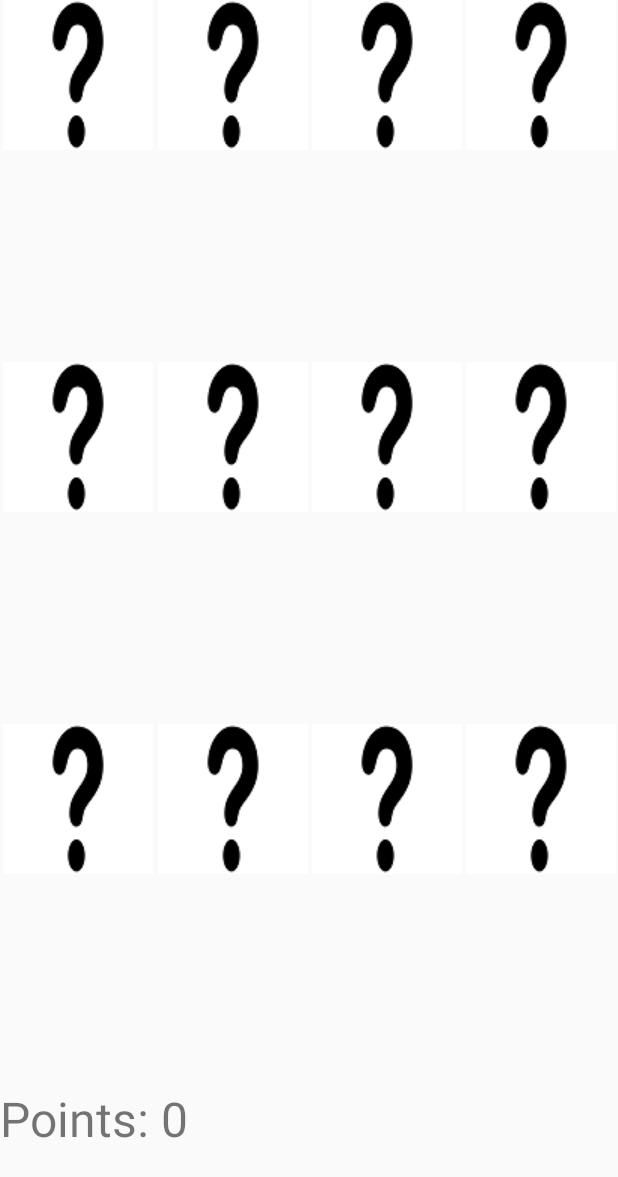
After one commit to BartoszDopke/YoungBrainApp, an Android app: the layout activity_remember_the_sequence.xml on its own in the app's theme, with its tools: preview values and no code run, on a phone screen of 412 x 824 dp. The commit adds this screen. Shown: the top 1177 px of the screen. Run offline under Robolectric (Android 15) with nearby library versions, the phone set to English and light mode, and no system bars.

Commit message:
adding Remember The Sequence game plus nickname display fix

```diff
--- a/app/build.gradle
+++ b/app/build.gradle
@@ -9,7 +9,7 @@ android {
     }
 
     defaultConfig {
-        applicationId "com.example.inzynierka"
+        applicationId "com.pracainzynierska.inzynierka"
         minSdkVersion 15
         targetSdkVersion 29
         versionCode 1
--- a/app/src/main/java/com/pracainzynierska/inzynierka/DatabaseHelper.java
+++ b/app/src/main/java/com/pracainzynierska/inzynierka/DatabaseHelper.java
@@ -17,6 +17,7 @@ public class DatabaseHelper extends SQLiteOpenHelper {
     public static final String COL_2 ="username";
     public static final String COL_3 ="mail_address";
     public static final String COL_4 ="password";
+    //public static final String COL_5 = "dailytip";
 
     public DatabaseHelper(@Nullable Context context) {
         super(context, DATABASE_NAME,null, 1);
--- a/app/src/main/java/com/pracainzynierska/inzynierka/SignInActivity.java
+++ b/app/src/main/java/com/pracainzynierska/inzynierka/SignInActivity.java
@@ -49,9 +49,7 @@ public class SignInActivity extends AppCompatActivity {
                 if(res == true)
                 {
                     Intent intent = new Intent(SignInActivity.this,UserPanelActivity.class);
-                    //Intent UsernamePass = new Intent(SignInActivity.this, UserPanelActivity.class);
-                    //UsernamePass.putExtra("username",user);
-                    //startActivity(UsernamePass);
+                    intent.putExtra("username",user);
                     startActivity(intent);
                     Toast.makeText(SignInActivity.this,"Welcome " + user + "!", Toast.LENGTH_SHORT).show();
                 }
--- /dev/null
+++ b/app/src/main/res/layout/activity_remember_the_sequence.xml
@@ -0,0 +1,141 @@
+<?xml version="1.0" encoding="utf-8"?>
+<LinearLayout xmlns:android="http://schemas.android.com/apk/res/android"
+    xmlns:app="http://schemas.android.com/apk/res-auto"
+    xmlns:tools="http://schemas.android.com/tools"
+    android:orientation="vertical"
+    android:layout_width="match_parent"
+    android:layout_height="match_parent"
+    android:weightSum="3"
+    tools:context=".RememberTheSequenceActivity">
+
+
+    <LinearLayout
+        android:layout_weight="1"
+        android:layout_height="match_parent"
+        android:layout_width="match_parent"
+        android:weightSum="4"
+        android:orientation="horizontal">
+
+        <ImageView
+            android:id="@+id/iv_11"
+            android:layout_weight="1"
+            android:scaleType="centerInside"
+            android:layout_width="match_parent"
+            android:layout_height="100dp"
+            android:src="@drawable/question"></ImageView>
+
+        <ImageView
+            android:id="@+id/iv_12"
+            android:layout_weight="1"
+            android:scaleType="centerInside"
+            android:layout_width="match_parent"
+            android:layout_height="100dp"
+            android:src="@drawable/question"></ImageView>
+
+        <ImageView
+            android:id="@+id/iv_13"
+            android:layout_weight="1"
+            android:scaleType="centerInside"
+            android:layout_width="match_parent"
+            android:layout_height="100dp"
+            android:src="@drawable/question"></ImageView>
+
+        <ImageView
+            android:id="@+id/iv_14"
+            android:layout_weight="1"
+            android:scaleType="centerInside"
+            android:layout_width="match_parent"
+            android:layout_height="100dp"
+            android:src="@drawable/question"></ImageView>
+    </LinearLayout>
+
+    <LinearLayout
+        android:layout_weight="1"
+        android:layout_height="match_parent"
+        android:layout_width="match_parent"
+        android:weightSum="4"
+        android:orientation="horizontal">
+
+        <ImageView
+            android:id="@+id/iv_15"
+            android:layout_weight="1"
+            android:scaleType="centerInside"
+            android:layout_width="match_parent"
+            android:layout_height="100dp"
+            android:src="@drawable/question"></ImageView>
+
+        <ImageView
+            android:id="@+id/iv_16"
+            android:layout_weight="1"
+            android:scaleType="centerInside"
+            android:layout_width="match_parent"
+            android:layout_height="100dp"
+            android:src="@drawable/question"></ImageView>
+
+        <ImageView
+            android:id="@+id/iv_17"
+            android:layout_weight="1"
+            android:scaleType="centerInside"
+            android:layout_width="match_parent"
+            android:layout_height="100dp"
+            android:src="@drawable/question"></ImageView>
+
+        <ImageView
+            android:id="@+id/iv_18"
+            android:layout_weight="1"
+            android:scaleType="centerInside"
+            android:layout_width="match_parent"
+            android:layout_height="100dp"
+            android:src="@drawable/question"></ImageView>
+    </LinearLayout>
+
+    <LinearLayout
+        android:layout_weight="1"
+        android:layout_height="match_parent"
+        android:layout_width="match_parent"
+        android:weightSum="4"
+        android:orientation="horizontal">
+
+        <ImageView
+            android:id="@+id/iv_19"
+            android:layout_weight="1"
+            android:scaleType="centerInside"
+            android:layout_width="match_parent"
+            android:layout_height="100dp"
+            android:src="@drawable/question"></ImageView>
+
+        <ImageView
+            android:id="@+id/iv_20"
+            android:layout_weight="1"
+            android:scaleType="centerInside"
+            android:layout_width="match_parent"
+            android:layout_height="100dp"
+            android:src="@drawable/question"></ImageView>
+
+        <ImageView
+            android:id="@+id/iv_21"
+            android:layout_weight="1"
+            android:scaleType="centerInside"
+            android:layout_width="match_parent"
+            android:layout_height="100dp"
+            android:src="@drawable/question"></ImageView>
+
+        <ImageView
+            android:id="@+id/iv_22"
+            android:layout_weight="1"
+            android:scaleType="centerInside"
+            android:layout_width="match_parent"
+            android:layout_height="100dp"
+            android:src="@drawable/question"></ImageView>
+
+
+    </LinearLayout>
+
+    <TextView
+        android:id="@+id/points"
+        android:layout_width="match_parent"
+        android:layout_height="100dp"
+        android:textSize="32dp"
+        android:text="Points: 0"></TextView>
+
+    </LinearLayout>
--- a/app/src/main/res/values/strings.xml
+++ b/app/src/main/res/values/strings.xml
@@ -142,4 +142,5 @@
     <string name="login_text">Sign In!</string>
     <string name="logout_btn">Log Out</string>
     <string name="exit_text">X</string>
+    <string name="guess_text">Find out where pairs are and guess them all!</string>
 </resources>
```
Also changed, not shown: app/src/main/AndroidManifest.xml (+13 -13 lines), app/src/main/java/com/pracainzynierska/inzynierka/RememberTheSequenceActivity.java (added, +458 -0 lines), app/src/main/java/com/pracainzynierska/inzynierka/UserPanelActivity.java (+21 -3 lines), app/src/main/res/drawable/bear.png (added), app/src/main/res/drawable/dog.png (added), app/src/main/res/drawable/panda.png (added), app/src/main/res/drawable/pig.png (added), app/src/main/res/drawable/question.png (added), app/src/main/res/drawable/rabbit.png (added), app/src/main/res/drawable/tiger.png (added).
